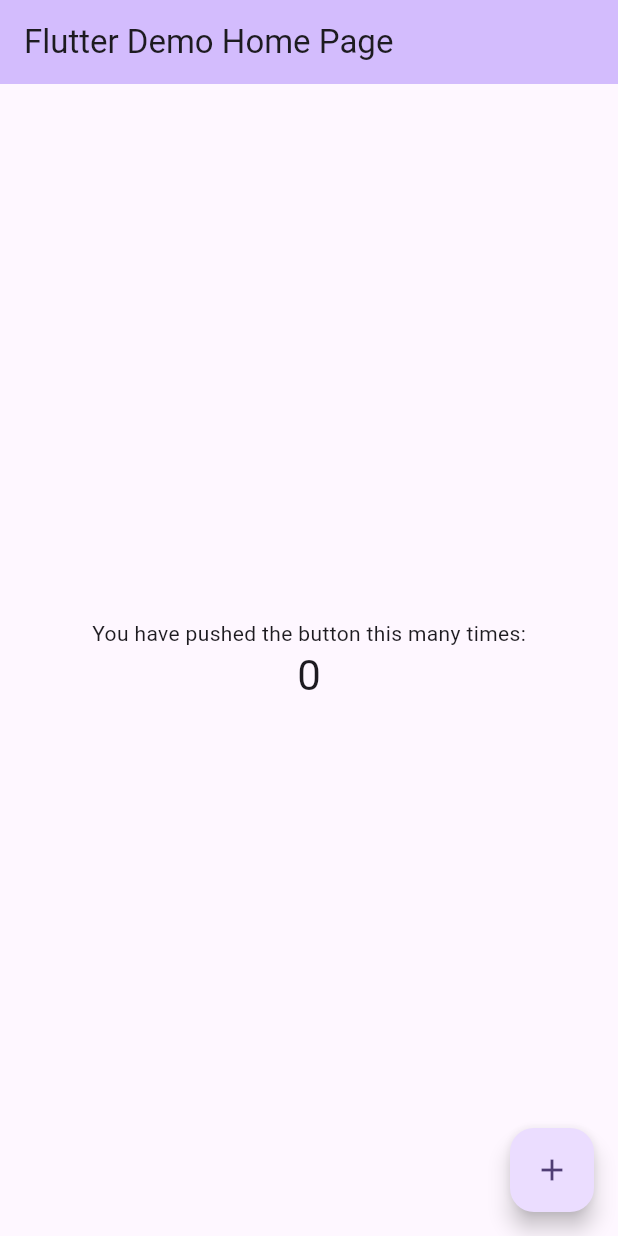
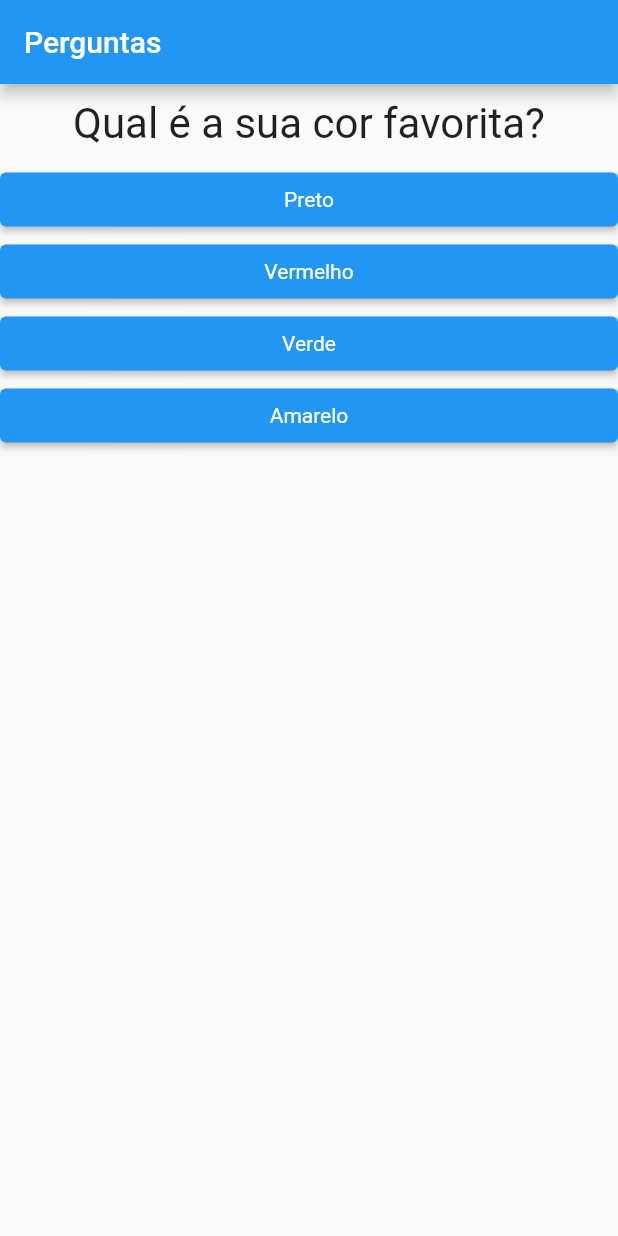
Before and after one commit to annecgs/AppQuiz, a Flutter app: the screen it shows after launch, on a phone screen of 412 x 824 dp. Run offline on Flutter 3.47's test engine with Material 2 defaults, Android fonts, the phone set to English and light mode, and no system bars.

Commit message:
include quiz

```diff
--- a/lib/Questions.dart
+++ b/lib/Questions.dart
@@ -0,0 +1,20 @@
+import 'package:flutter/cupertino.dart';
+
+class Question extends StatelessWidget{
+  final String title;
+
+  Question(this.title);
+
+  Widget build(BuildContext context){
+    return Container(
+      width: double.infinity,
+      margin: EdgeInsets.all(10),
+      child: Text(
+        title,
+        style: TextStyle(fontSize: 28),
+        textAlign: TextAlign.center,
+      ),
+    );
+
+  }
+}
--- a/lib/Quiz.dart
+++ b/lib/Quiz.dart
@@ -0,0 +1,36 @@
+import 'package:flutter/cupertino.dart';
+import './Questions.dart';
+import './Response.dart';
+
+class Quiz extends StatelessWidget{
+  final List<Map<String,Object>> perguntas;
+  final int response;
+  final void Function(int pontos) toResponse;
+
+
+  Quiz({
+    required this.perguntas,
+    required this.toResponse,
+    required this.response,
+});
+
+  bool get selectQuestion {
+    return response < perguntas.length;
+  }
+
+  @override
+  Widget build(BuildContext context) {
+    var respostas = perguntas[response]['respostas'] as List;
+    var pontos = perguntas[response]['pontuacao'] as List;
+
+    return Column(
+      children: <Widget>[
+        Question(perguntas[response]['texto'] as String),
+        ...respostas.map((t) => Response(t,
+            () => toResponse(pontos[response]))).toList()
+
+      ],
+    );
+  }
+
+}
--- a/lib/Response.dart
+++ b/lib/Response.dart
@@ -0,0 +1,23 @@
+import 'package:flutter/material.dart';
+
+class Response extends StatelessWidget{
+  final String texto;
+  final void Function() onSelected;
+
+  Response(this.texto, this.onSelected);
+
+  @override
+  Widget build(BuildContext context) {
+    return Container(
+      width: double.infinity,
+      child: ElevatedButton(
+        onPressed: onSelected,
+        style: ElevatedButton.styleFrom(
+            backgroundColor: Colors.blue,
+            textStyle: TextStyle(color: Colors.white)
+        ),
+        child: Text(texto),
+    )
+    );
+  }
+}
--- a/lib/Result.dart
+++ b/lib/Result.dart
@@ -0,0 +1,36 @@
+import 'package:flutter/cupertino.dart';
+import 'package:flutter/material.dart';
+
+class Result extends StatelessWidget{
+
+  final int pontucao;
+  final void Function() reset;
+  Result(this.pontucao,this.reset);
+
+  String get value{
+    return "Points: $pontucao";
+  }
+
+  @override
+  Widget build(BuildContext context) {
+    return Column(
+      mainAxisAlignment: MainAxisAlignment.center,
+      children: <Widget>[
+        Center(
+          child: Text(
+            value,
+            style: TextStyle(fontSize: 28),
+          ),
+        ),
+        TextButton(
+        onPressed: reset,
+          child: Text(
+              'Reiniciar?',
+            style: TextStyle(fontSize: 18),
+          ),
+    ),
+      ],
+
+    );
+  }
+}
--- a/lib/main.dart
+++ b/lib/main.dart
@@ -1,125 +1,78 @@
+
 import 'package:flutter/material.dart';
+import './Quiz.dart';
+import './Result.dart';
 
-void main() {
-  runApp(const MyApp());
-}
+main() => runApp(Questions());
 
-class MyApp extends StatelessWidget {
-  const MyApp({super.key});
+class _QuestionsState extends State<Questions>{
 
-  // This widget is the root of your application.
+  var _response = 0;
+  var _totalPontos = 0;
+  final _perguntas = const [
+    {
+      'texto': 'Qual é a sua cor favorita?',
+      'respostas':['Preto','Vermelho','Verde','Amarelo'],
+      'pontuacao':[10,15,20,25],
+      /*'respostas': [
+          {'texto':'Preto','pontuacao':10},
+          {'texto':'Vermelho','pontuacao':15},
+          {'texto':'Verde','pontuacao':20},
+          {'texto':'Amarelo','pontuacao':25}
+      ],*/
+    },
+    {
+      'texto': 'Qual é o seu animal favorito?',
+      'respostas':['Coelho','Cobra','Elefante','Leão'],
+      'pontuacao':[10,15,20,25],
+      /*'respostas': [
+          {'texto':'Coelho','pontuacao':10},
+          {'texto':'Cobra','pontuacao':15},
+          {'texto':'Elefante','pontuacao':20},
+          {'texto':'Leão','pontuacao':25}
+      ],*/
+    }
+  ];
+
+
+  void _toResponse(int pontos){
+    if(selectQuestion){
+      setState(() {
+        _response++;
+        _totalPontos += pontos;
+      });
+    }
+  }
+
+  void _resetQuiz(){
+    setState(() {
+      _response=0;
+      _totalPontos =0;
+    });
+  }
+
+  bool get selectQuestion {
+    return _response < _perguntas.length;
+  }
+
   @override
-  Widget build(BuildContext context) {
+  Widget build(BuildContext context){
+
     return MaterialApp(
-      title: 'Flutter Demo',
-      theme: ThemeData(
-        // This is the theme of your application.
-        //
-        // TRY THIS: Try running your application with "flutter run". You'll see
-        // the application has a blue toolbar. Then, without quitting the app,
-        // try changing the seedColor in the colorScheme below to Colors.green
-        // and then invoke "hot reload" (save your changes or press the "hot
-        // reload" button in a Flutter-supported IDE, or press "r" if you used
-        // the command line to start the app).
-        //
-        // Notice that the counter didn't reset back to zero; the application
-        // state is not lost during the reload. To reset the state, use hot
-        // restart instead.
-        //
-        // This works for code too, not just values: Most code changes can be
-        // tested with just a hot reload.
-        colorScheme: ColorScheme.fromSeed(seedColor: Colors.deepPurple),
-        useMaterial3: true,
-      ),
-      home: const MyHomePage(title: 'Flutter Demo Home Page'),
+        home: Scaffold(
+            appBar: AppBar(
+              title: Text("Perguntas"),
+            ),
+            body: selectQuestion ? Quiz(perguntas: _perguntas, toResponse: _toResponse, response: _response)  : Result(_totalPontos,_resetQuiz),
+        ),
     );
   }
 }
 
-class MyHomePage extends StatefulWidget {
-  const MyHomePage({super.key, required this.title});
 
-  // This widget is the home page of your application. It is stateful, meaning
-  // that it has a State object (defined below) that contains fields that affect
-  // how it looks.
+class Questions extends StatefulWidget{
 
-  // This class is the configuration for the state. It holds the values (in this
-  // case the title) provided by the parent (in this case the App widget) and
-  // used by the build method of the State. Fields in a Widget subclass are
-  // always marked "final".
-
-  final String title;
-
-  @override
-  State<MyHomePage> createState() => _MyHomePageState();
-}
-
-class _MyHomePageState extends State<MyHomePage> {
-  int _counter = 0;
-
-  void _incrementCounter() {
-    setState(() {
-      // This call to setState tells the Flutter framework that something has
-      // changed in this State, which causes it to rerun the build method below
-      // so that the display can reflect the updated values. If we changed
-      // _counter without calling setState(), then the build method would not be
-      // called again, and so nothing would appear to happen.
-      _counter++;
-    });
-  }
-
-  @override
-  Widget build(BuildContext context) {
-    // This method is rerun every time setState is called, for instance as done
-    // by the _incrementCounter method above.
-    //
-    // The Flutter framework has been optimized to make rerunning build methods
-    // fast, so that you can just rebuild anything that needs updating rather
-    // than having to individually change instances of widgets.
-    return Scaffold(
-      appBar: AppBar(
-        // TRY THIS: Try changing the color here to a specific color (to
-        // Colors.amber, perhaps?) and trigger a hot reload to see the AppBar
-        // change color while the other colors stay the same.
-        backgroundColor: Theme.of(context).colorScheme.inversePrimary,
-        // Here we take the value from the MyHomePage object that was created by
-        // the App.build method, and use it to set our appbar title.
-        title: Text(widget.title),
-      ),
-      body: Center(
-        // Center is a layout widget. It takes a single child and positions it
-        // in the middle of the parent.
-        child: Column(
-          // Column is also a layout widget. It takes a list of children and
-          // arranges them vertically. By default, it sizes itself to fit its
-          // children horizontally, and tries to be as tall as its parent.
-          //
-          // Column has various properties to control how it sizes itself and
-          // how it positions its children. Here we use mainAxisAlignment to
-          // center the children vertically; the main axis here is the vertical
-          // axis because Columns are vertical (the cross axis would be
-          // horizontal).
-          //
-          // TRY THIS: Invoke "debug painting" (choose the "Toggle Debug Paint"
-          // action in the IDE, or press "p" in the console), to see the
-          // wireframe for each widget.
-          mainAxisAlignment: MainAxisAlignment.center,
-          children: <Widget>[
-            const Text(
-              'You have pushed the button this many times:',
-            ),
-            Text(
-              '$_counter',
-              style: Theme.of(context).textTheme.headlineMedium,
-            ),
-          ],
-        ),
-      ),
-      floatingActionButton: FloatingActionButton(
-        onPressed: _incrementCounter,
-        tooltip: 'Increment',
-        child: const Icon(Icons.add),
-      ), // This trailing comma makes auto-formatting nicer for build methods.
-    );
+  _QuestionsState createState(){
+    return _QuestionsState();
   }
 }
```
